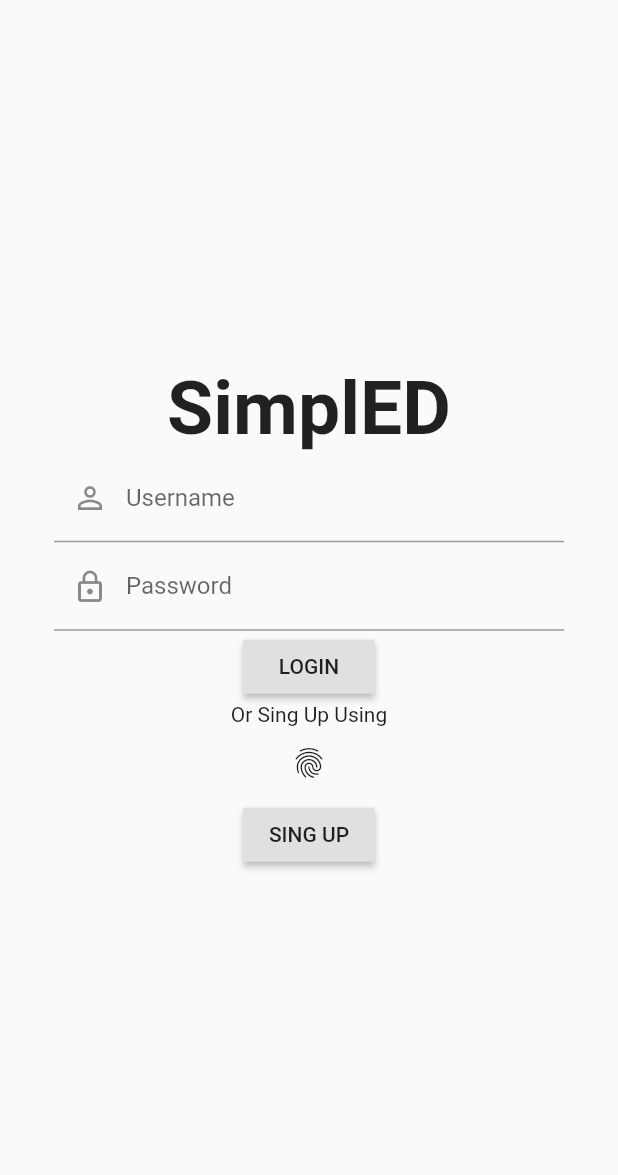
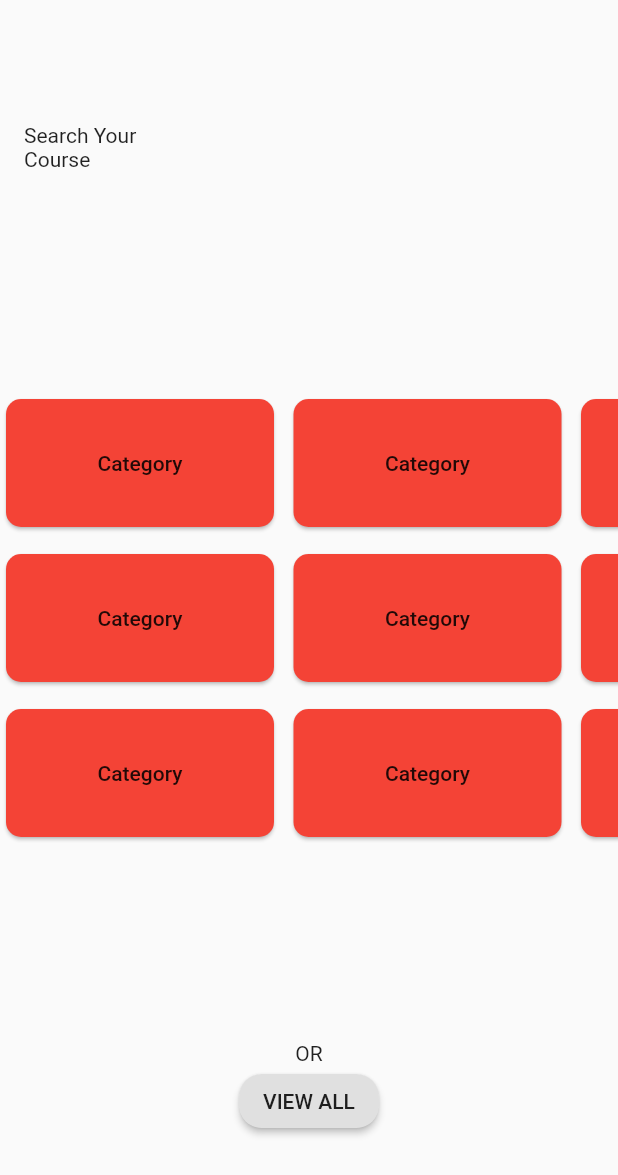
Before and after one commit to NikitaPipita/SimplED, a Flutter app: the screen it shows after launch, on a phone screen of 412 x 824 dp. Shown: the top 1175 px of the screen. Run offline on Flutter 3.47's test engine with Material 2 defaults, Android fonts, the phone set to English and light mode, and no system bars.

Commit message:
Added categories and list of courses pages

```diff
--- /dev/null
+++ b/lib/course_view/categories_page.dart
@@ -0,0 +1,90 @@
+import 'package:flutter/material.dart';
+
+import 'course_list_page.dart';
+
+class CategoriesPage extends StatelessWidget {
+  @override
+  Widget build(BuildContext context) {
+    return Scaffold(
+      body: Center(
+        child: Column(
+          mainAxisAlignment: MainAxisAlignment.spaceAround,
+          crossAxisAlignment: CrossAxisAlignment.center,
+          children: [
+            Padding(
+              padding: const EdgeInsets.all(16.0),
+              child: Align(
+                child: Text('Search Your\n' 'Course'),
+                alignment: Alignment.topLeft,
+              ),
+            ),
+            CategoriesScrollingWidget(),
+            Column(
+              children: [
+                Text('OR'),
+                RaisedButton(
+                  child: Text('VIEW ALL'),
+                  shape: RoundedRectangleBorder(
+                    borderRadius: BorderRadius.circular(15.0),
+                  ),
+                  onPressed: () {
+                    Navigator.push(
+                      context,
+                      MaterialPageRoute(builder: (context) => CourseList()),
+                    );
+                  },
+                ),
+              ],
+            ),
+          ],
+        ),
+      ),
+    );
+  }
+}
+
+
+class CategoriesScrollingWidget extends StatefulWidget {
+  @override
+  _CategoriesScrollingWidgetState createState() => _CategoriesScrollingWidgetState();
+}
+
+class _CategoriesScrollingWidgetState extends State<CategoriesScrollingWidget> {
+  final categoryCardShape = RoundedRectangleBorder
+    (borderRadius: BorderRadius.circular(10.0));
+
+  @override
+  Widget build(BuildContext context) {
+    return Container(
+      height: 300,
+      child: GridView.count(
+        crossAxisCount: 3,
+        scrollDirection: Axis.horizontal,
+        childAspectRatio: 1 / 2,
+        crossAxisSpacing: 10,
+        mainAxisSpacing: 5,
+        //TODO: Replace with API request.
+        children: List.generate(14, (index) {
+          return Container(
+            child: Card(
+              shape: categoryCardShape,
+              color: Colors.red,
+              child: FlatButton(
+                shape: categoryCardShape,
+                onPressed: () {
+                  Navigator.push(
+                    context,
+                    MaterialPageRoute(builder: (context) => CourseList()),
+                  );
+                },
+                child: Center(
+                  child: Text('Category'),
+                ),
+              ),
+            ),
+          );
+        }),
+      ),
+    );
+  }
+}
--- a/lib/main.dart
+++ b/lib/main.dart
@@ -1,6 +1,7 @@
 import 'package:flutter/material.dart';
 
 import 'authorization/login_page.dart';
+import 'course_view/categories_page.dart';
 
 void main() {
   runApp(MyApp());
@@ -16,7 +17,7 @@ class MyApp extends StatelessWidget {
         primarySwatch: Colors.blue,
         visualDensity: VisualDensity.adaptivePlatformDensity,
       ),
-      home: LoginPage(),
+      home: CategoriesPage(),
     );
   }
 }
```
Also changed, not shown: lib/course_view/course_list_page.dart (added, +31 -0 lines).
